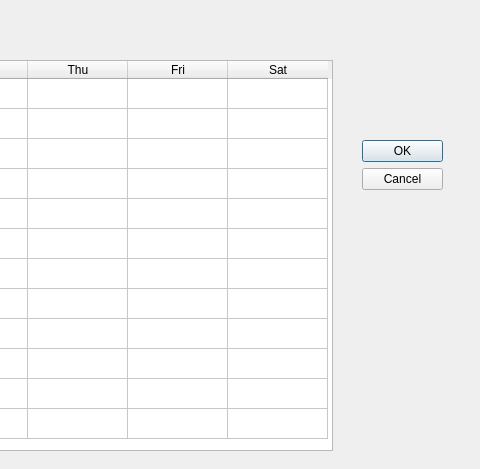
This is lab1/calendar.ui in m-Jakub/Car-Workshop-with-Qt as Qt 5 draws it before an edit; both pictures show x 328 to 808 and y 0 to 469 of the 808 by 469 pixel window. The edited form follows.
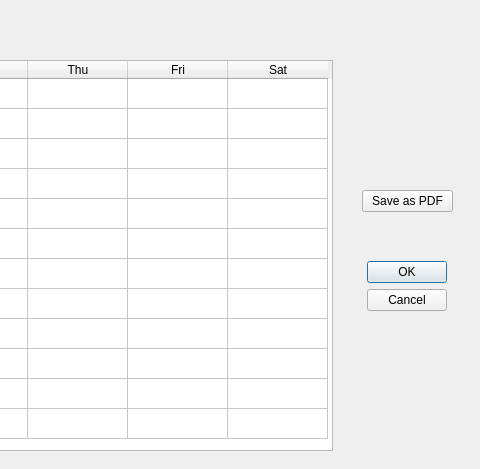
This is the edited form.

Commit message: Implemented pdf handling for Calendar and Estimate

```diff
--- a/lab1/calendar.ui
+++ b/lab1/calendar.ui
@@ -13,22 +13,6 @@
   <property name="windowTitle">
    <string>Dialog</string>
   </property>
-  <widget class="QDialogButtonBox" name="buttonBox">
-   <property name="geometry">
-    <rect>
-     <x>690</x>
-     <y>140</y>
-     <width>81</width>
-     <height>241</height>
-    </rect>
-   </property>
-   <property name="orientation">
-    <enum>Qt::Vertical</enum>
-   </property>
-   <property name="standardButtons">
-    <set>QDialogButtonBox::Cancel|QDialogButtonBox::Ok</set>
-   </property>
-  </widget>
   <widget class="QTableWidget" name="tableWidget">
    <property name="geometry">
     <rect>
@@ -135,6 +119,52 @@
     </property>
    </column>
   </widget>
+  <widget class="QWidget" name="verticalLayoutWidget">
+   <property name="geometry">
+    <rect>
+     <x>690</x>
+     <y>190</y>
+     <width>91</width>
+     <height>121</height>
+    </rect>
+   </property>
+   <layout class="QVBoxLayout" name="verticalLayout">
+    <item>
+     <widget class="QPushButton" name="pushButton">
+      <property name="text">
+       <string>Save as PDF</string>
+      </property>
+     </widget>
+    </item>
+    <item>
+     <spacer name="verticalSpacer">
+      <property name="orientation">
+       <enum>Qt::Vertical</enum>
+      </property>
+      <property name="sizeHint" stdset="0">
+       <size>
+        <width>86</width>
+        <height>38</height>
+       </size>
+      </property>
+     </spacer>
+    </item>
+    <item>
+     <layout class="QHBoxLayout" name="horizontalLayout">
+      <item>
+       <widget class="QDialogButtonBox" name="buttonBox">
+        <property name="orientation">
+         <enum>Qt::Vertical</enum>
+        </property>
+        <property name="standardButtons">
+         <set>QDialogButtonBox::Cancel|QDialogButtonBox::Ok</set>
+        </property>
+       </widget>
+      </item>
+     </layout>
+    </item>
+   </layout>
+  </widget>
  </widget>
  <resources/>
  <connections>
```
The commit also changes 5 other files.
